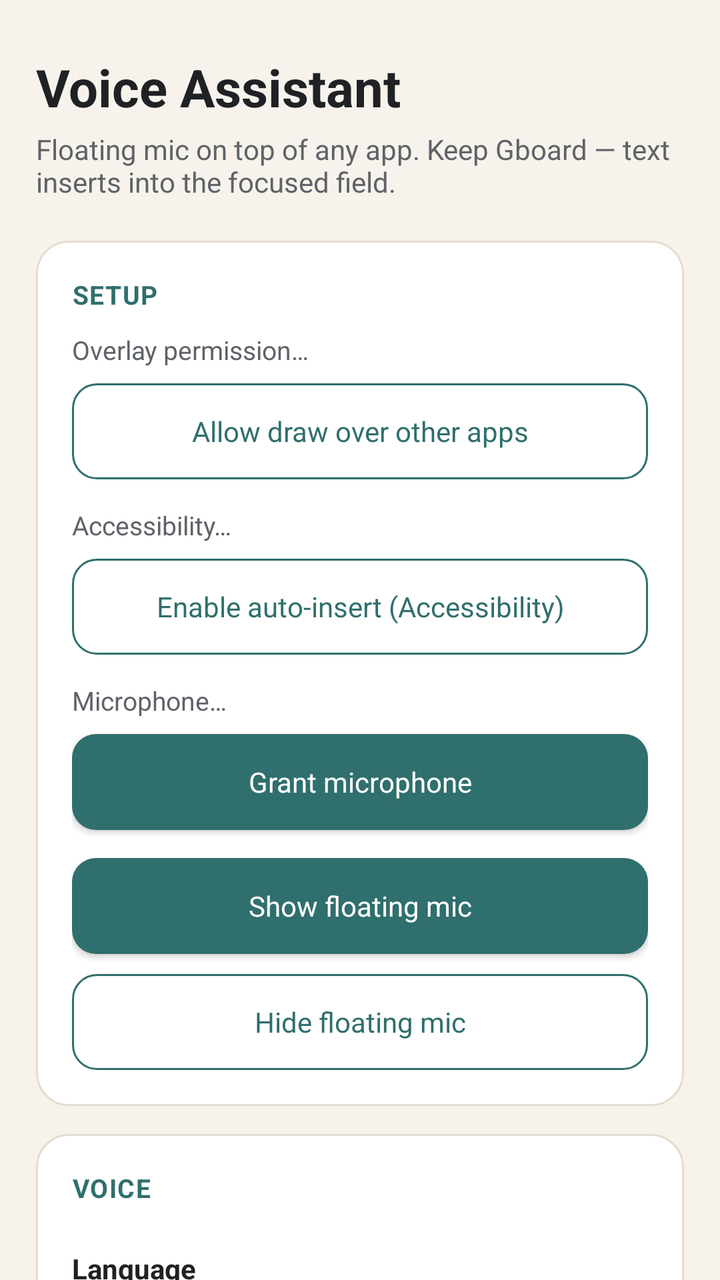
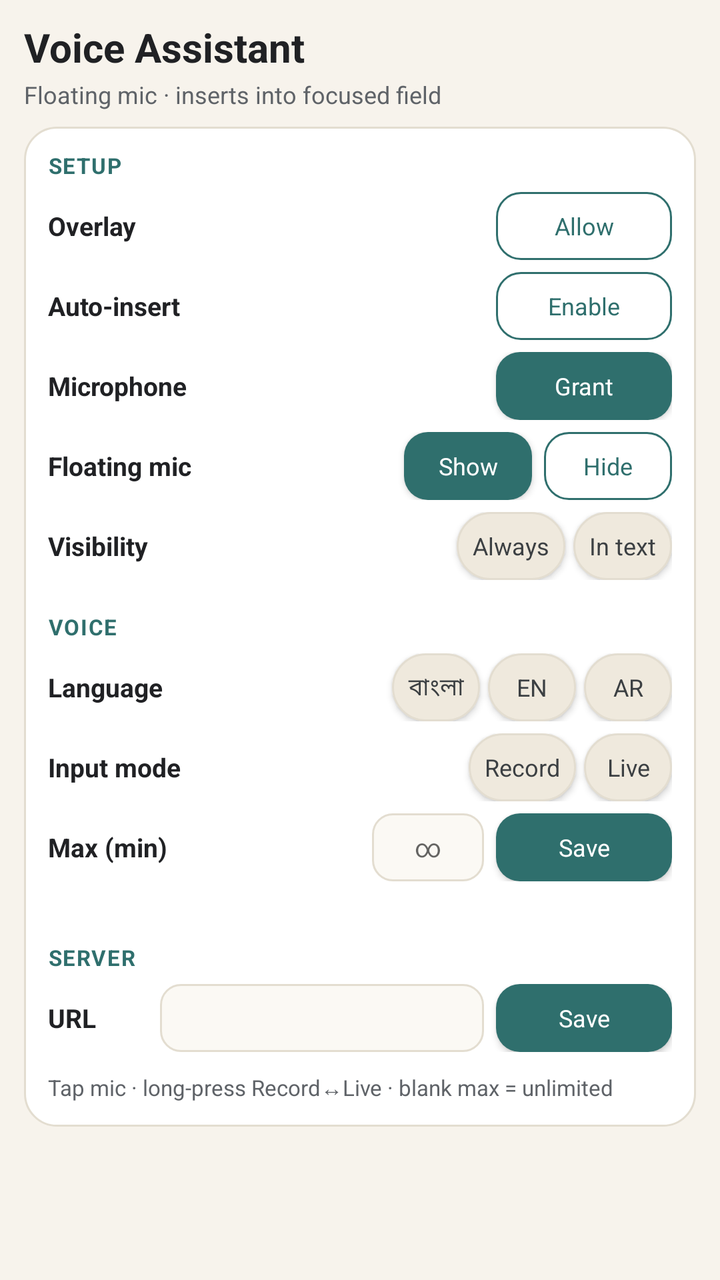

Before-and-after screenshots of an Android layout around one commit, followed by the original layout XML and the change that was made.
<!-- AndroidManifest.xml: application theme AppTheme -->
<!-- res/layout/activity_main.xml -->
<?xml version="1.0" encoding="utf-8"?>
<ScrollView xmlns:android="http://schemas.android.com/apk/res/android"
    android:layout_width="match_parent"
    android:layout_height="match_parent"
    android:fillViewport="true"
    android:scrollbars="none">

    <LinearLayout
        android:layout_width="match_parent"
        android:layout_height="wrap_content"
        android:orientation="vertical"
        android:padding="18dp">

        <TextView
            android:layout_width="wrap_content"
            android:layout_height="wrap_content"
            android:text="@string/app_name"
            android:textSize="26sp"
            android:textStyle="bold"
            android:textColor="@color/text_main"
            android:paddingTop="8dp" />

        <TextView
            android:layout_width="match_parent"
            android:layout_height="wrap_content"
            android:text="Floating mic on top of any app. Keep Gboard — text inserts into the focused field."
            android:textSize="14sp"
            android:textColor="@color/text_muted"
            android:paddingTop="4dp"
            android:paddingBottom="6dp" />

        <LinearLayout
            android:layout_width="match_parent"
            android:layout_height="wrap_content"
            android:orientation="vertical"
            android:background="@drawable/bg_card"
            android:padding="18dp"
            android:layout_marginTop="14dp">

            <TextView style="@style/SectionTitle" android:text="SETUP" />

            <TextView
                android:id="@+id/overlay_status"
                android:layout_width="match_parent"
                android:layout_height="wrap_content"
                android:text="Overlay permission…"
                android:textSize="13sp"
                android:textColor="@color/text_muted"
                android:paddingBottom="8dp" />

            <Button
                android:id="@+id/btn_overlay"
                android:layout_width="match_parent"
                android:layout_height="48dp"
                android:text="Allow draw over other apps"
                android:textAllCaps="false"
                android:textColor="@color/primary"
                android:textSize="14sp"
                android:background="@drawable/btn_secondary" />

            <TextView
                android:id="@+id/a11y_status"
                android:layout_width="match_parent"
                android:layout_height="wrap_content"
                android:text="Accessibility…"
                android:textSize="13sp"
                android:textColor="@color/text_muted"
                android:paddingTop="14dp"
                android:paddingBottom="8dp" />

            <Button
                android:id="@+id/btn_a11y"
                android:layout_width="match_parent"
                android:layout_height="48dp"
                android:text="Enable auto-insert (Accessibility)"
                android:textAllCaps="false"
                android:textColor="@color/primary"
                android:textSize="14sp"
                android:background="@drawable/btn_secondary" />

            <TextView
                android:id="@+id/mic_status"
                android:layout_width="match_parent"
                android:layout_height="wrap_content"
                android:text="Microphone…"
                android:textSize="13sp"
                android:textColor="@color/text_muted"
                android:paddingTop="14dp"
                android:paddingBottom="8dp" />

            <Button
                android:id="@+id/btn_mic"
                android:layout_width="match_parent"
                android:layout_height="48dp"
                android:text="Grant microphone"
                android:textAllCaps="false"
                android:textColor="@color/on_primary"
                android:textSize="14sp"
                android:background="@drawable/btn_primary" />

            <Button
                android:id="@+id/btn_start_bubble"
                android:layout_width="match_parent"
                android:layout_height="48dp"
                android:text="Show floating mic"
                android:textAllCaps="false"
                android:textColor="@color/on_primary"
                android:textSize="14sp"
                android:background="@drawable/btn_primary"
                android:layout_marginTop="14dp" />

            <Button
                android:id="@+id/btn_stop_bubble"
                android:layout_width="match_parent"
                android:layout_height="48dp"
                android:text="Hide floating mic"
                android:textAllCaps="false"
                android:textColor="@color/primary"
                android:textSize="14sp"
                android:background="@drawable/btn_secondary"
                android:layout_marginTop="10dp" />
        </LinearLayout>

        <LinearLayout
            android:layout_width="match_parent"
            android:layout_height="wrap_content"
            android:orientation="vertical"
            android:background="@drawable/bg_card"
            android:padding="18dp"
            android:layout_marginTop="14dp">

            <TextView style="@style/SectionTitle" android:text="VOICE" />

            <TextView style="@style/FieldLabel" android:text="Language" />

            <LinearLayout
                android:layout_width="match_parent"
                android:layout_height="wrap_content"
                android:orientation="horizontal"
                android:baselineAligned="false">

                <Button android:id="@+id/lang_bn" style="@style/ChipPlaceholder" android:text="বাংলা" />
                <Button android:id="@+id/lang_en" style="@style/ChipPlaceholder" android:text="English" />
                <Button android:id="@+id/lang_ar" style="@style/ChipPlaceholder" android:text="العربية" />
            </LinearLayout>

            <TextView style="@style/FieldLabel" android:text="Input mode" />

            <LinearLayout
                android:layout_width="match_parent"
                android:layout_height="wrap_content"
                android:orientation="horizontal"
                android:baselineAligned="false">

                <Button android:id="@+id/mode_record" style="@style/ChipPlaceholder" android:text="Record" />
                <Button android:id="@+id/mode_live" style="@style/ChipPlaceholder" android:text="Live" />
            </LinearLayout>

            <TextView
                android:id="@+id/mode_help"
                style="@style/HelperText"
                android:layout_width="match_parent"
                android:layout_height="wrap_content"
                android:paddingTop="8dp" />
        </LinearLayout>

        <LinearLayout
            android:layout_width="match_parent"
            android:layout_height="wrap_content"
            android:orientation="vertical"
            android:background="@drawable/bg_card"
            android:padding="18dp"
            android:layout_marginTop="14dp"
            android:layout_marginBottom="18dp">

            <TextView style="@style/SectionTitle" android:text="SERVER" />

            <TextView style="@style/FieldLabel" android:text="PWA base URL" />

            <EditText
                android:id="@+id/endpoint_input"
                android:layout_width="match_parent"
                android:layout_height="wrap_content"
                android:background="@drawable/bg_input"
                android:padding="12dp"
                android:singleLine="true"
                android:textSize="14sp"
                android:textColor="@color/text_main"
                android:inputType="textUri" />

            <Button
                android:id="@+id/btn_save_endpoint"
                android:layout_width="match_parent"
                android:layout_height="46dp"
                android:text="Save endpoint"
                android:textAllCaps="false"
                android:textColor="@color/on_primary"
                android:textSize="14sp"
                android:background="@drawable/btn_primary"
                android:layout_marginTop="10dp" />

            <TextView
                style="@style/HelperText"
                android:layout_width="match_parent"
                android:layout_height="wrap_content"
                android:paddingTop="10dp"
                android:text="Tap mic to start/stop. Long-press mic to switch Record ↔ Live. With Accessibility on, text inserts into the focused field (clipboard kept as backup)." />
        </LinearLayout>
    </LinearLayout>
</ScrollView>
<!-- resources referenced by this layout -->
<resources>
  <color name="on_primary">#ffffff</color>
  <color name="primary">#2f6f6d</color>
  <color name="text_main">#202124</color>
  <color name="text_muted">#5f6368</color>
  <!-- drawable bg_input (drawable) -->
  <?xml version="1.0" encoding="utf-8"?>
  <shape xmlns:android="http://schemas.android.com/apk/res/android" android:shape="rectangle">
      <solid android:color="#fbf9f4" />
      <corners android:radius="10dp" />
      <stroke android:width="1dp" android:color="@color/stroke" />
  </shape>
  <!-- drawable btn_primary (drawable) -->
  <?xml version="1.0" encoding="utf-8"?>
  <shape xmlns:android="http://schemas.android.com/apk/res/android" android:shape="rectangle">
      <solid android:color="@color/primary" />
      <corners android:radius="12dp" />
  </shape>
  <string name="app_name">Voice Assistant</string>
  <style name="ChipPlaceholder">
          <item name="android:layout_width">0dp</item>
          <item name="android:layout_height">46dp</item>
          <item name="android:layout_weight">1</item>
          <item name="android:layout_marginEnd">8dp</item>
          <item name="android:minWidth">0dp</item>
          <item name="android:minHeight">0dp</item>
          <item name="android:padding">0dp</item>
          <item name="android:textAllCaps">false</item>
          <item name="android:textSize">14sp</item>
          <item name="android:textColor">@color/chip_text</item>
          <item name="android:background">@drawable/chip_unselected</item>
      </style>
  <style name="FieldLabel">
          <item name="android:layout_width">match_parent</item>
          <item name="android:layout_height">wrap_content</item>
          <item name="android:textSize">14sp</item>
          <item name="android:textColor">@color/text_main</item>
          <item name="android:textStyle">bold</item>
          <item name="android:paddingTop">12dp</item>
          <item name="android:paddingBottom">8dp</item>
      </style>
  <style name="HelperText">
          <item name="android:layout_width">match_parent</item>
          <item name="android:layout_height">wrap_content</item>
          <item name="android:textSize">12sp</item>
          <item name="android:textColor">@color/text_muted</item>
          <item name="android:lineSpacingMultiplier">1.15</item>
      </style>
  <style name="SectionTitle">
          <item name="android:layout_width">match_parent</item>
          <item name="android:layout_height">wrap_content</item>
          <item name="android:textSize">13sp</item>
          <item name="android:textColor">@color/primary</item>
          <item name="android:textStyle">bold</item>
          <item name="android:letterSpacing">0.04</item>
          <item name="android:paddingBottom">10dp</item>
      </style>
  <color name="card_bg">#ffffff</color>
  <color name="stroke">#e3ddd0</color>
  <color name="chip_text">#3c4043</color>
  <color name="screen_bg">#f7f3ec</color>
  <color name="chip_bg">#efe9dd</color>
  <!-- unchanged entries left out for length: 4 -->
</resources>

<!-- the commit's change to res/layout/activity_main.xml (unified diff, before → after) -->
@@ -9,202 +9,211 @@
         android:layout_width="match_parent"
         android:layout_height="wrap_content"
         android:orientation="vertical"
-        android:padding="18dp">
+        android:paddingLeft="12dp"
+        android:paddingRight="12dp"
+        android:paddingTop="10dp"
+        android:paddingBottom="12dp">
 
         <TextView
             android:layout_width="wrap_content"
             android:layout_height="wrap_content"
             android:text="@string/app_name"
-            android:textSize="26sp"
+            android:textSize="20sp"
             android:textStyle="bold"
-            android:textColor="@color/text_main"
-            android:paddingTop="8dp" />
+            android:textColor="@color/text_main" />
 
         <TextView
             android:layout_width="match_parent"
             android:layout_height="wrap_content"
-            android:text="Floating mic on top of any app. Keep Gboard — text inserts into the focused field."
-            android:textSize="14sp"
+            android:text="Floating mic · inserts into focused field"
+            android:textSize="12sp"
             android:textColor="@color/text_muted"
-            android:paddingTop="4dp"
-            android:paddingBottom="6dp" />
+            android:paddingTop="2dp"
+            android:paddingBottom="8dp" />
 
         <LinearLayout
             android:layout_width="match_parent"
             android:layout_height="wrap_content"
             android:orientation="vertical"
             android:background="@drawable/bg_card"
-            android:padding="18dp"
-            android:layout_marginTop="14dp">
-
-            <TextView style="@style/SectionTitle" android:text="SETUP" />
-
-            <TextView
-                android:id="@+id/overlay_status"
+            android:padding="12dp">
+
+            <TextView style="@style/SectionTitleCompact" android:text="SETUP" />
+
+            <LinearLayout style="@style/CompactRow">
+                <TextView
+                    android:id="@+id/overlay_status"
+                    style="@style/SettingLabel"
+                    android:text="Overlay" />
+                <Button
+                    android:id="@+id/btn_overlay"
+                    style="@style/CompactBtnSecondary"
+                    android:text="Allow" />
+            </LinearLayout>
+
+            <LinearLayout style="@style/CompactRow">
+                <TextView
+                    android:id="@+id/a11y_status"
+                    style="@style/SettingLabel"
+                    android:text="Auto-insert" />
+                <Button
+                    android:id="@+id/btn_a11y"
+                    style="@style/CompactBtnSecondary"
+                    android:text="Enable" />
+            </LinearLayout>
+
+            <LinearLayout style="@style/CompactRow">
+                <TextView
+                    android:id="@+id/mic_status"
+                    style="@style/SettingLabel"
+                    android:text="Microphone" />
+                <Button
+                    android:id="@+id/btn_mic"
+                    style="@style/CompactBtnPrimary"
+                    android:text="Grant" />
+            </LinearLayout>
+
+            <LinearLayout style="@style/CompactRow">
+                <TextView
+                    style="@style/SettingLabel"
+                    android:text="Floating mic" />
+                <Button
+                    android:id="@+id/btn_start_bubble"
+                    style="@style/CompactBtnPrimary"
+                    android:layout_width="64dp"
+                    android:layout_marginEnd="6dp"
+                    android:text="Show" />
+                <Button
+                    android:id="@+id/btn_stop_bubble"
+                    style="@style/CompactBtnSecondary"
+                    android:layout_width="64dp"
+                    android:text="Hide" />
+            </LinearLayout>
+
+            <LinearLayout style="@style/CompactRow">
+                <TextView
+                    style="@style/SettingLabel"
+                    android:text="Visibility" />
+                <Button
+                    android:id="@+id/vis_always"
+                    style="@style/ChipInline"
+                    android:text="Always" />
+                <Button
+                    android:id="@+id/vis_text"
+                    style="@style/ChipInline"
+                    android:layout_marginEnd="0dp"
+                    android:text="In text" />
+            </LinearLayout>
+
+            <TextView
+                style="@style/SectionTitleCompact"
+                android:text="VOICE"
+                android:paddingTop="10dp" />
+
+            <LinearLayout style="@style/CompactRow">
+                <TextView
+                    style="@style/SettingLabel"
+                    android:text="Language" />
+                <Button
+                    android:id="@+id/lang_bn"
+                    style="@style/ChipInline"
+                    android:text="বাংলা" />
+                <Button
+                    android:id="@+id/lang_en"
+                    style="@style/ChipInline"
+                    android:text="EN" />
+                <Button
+                    android:id="@+id/lang_ar"
+                    style="@style/ChipInline"
+                    android:layout_marginEnd="0dp"
+                    android:text="AR" />
+            </LinearLayout>
+
+            <LinearLayout style="@style/CompactRow">
+                <TextView
+                    style="@style/SettingLabel"
+                    android:text="Input mode" />
+                <Button
+                    android:id="@+id/mode_record"
+                    style="@style/ChipInline"
+                    android:text="Record" />
+                <Button
+                    android:id="@+id/mode_live"
+                    style="@style/ChipInline"
+                    android:layout_marginEnd="0dp"
+                    android:text="Live" />
+            </LinearLayout>
+
+            <LinearLayout style="@style/CompactRow">
+                <TextView
+                    style="@style/SettingLabel"
+                    android:text="Max (min)" />
+                <EditText
+                    android:id="@+id/max_session_input"
+                    android:layout_width="56dp"
+                    android:layout_height="34dp"
+                    android:background="@drawable/bg_input"
+                    android:gravity="center"
+                    android:hint="∞"
+                    android:inputType="number"
+                    android:maxLength="4"
+                    android:paddingLeft="4dp"
+                    android:paddingRight="4dp"
+                    android:singleLine="true"
+                    android:textSize="13sp"
+                    android:textColor="@color/text_main"
+                    android:layout_marginEnd="6dp" />
+                <Button
+                    android:id="@+id/btn_save_max_session"
+                    style="@style/CompactBtnPrimary"
+                    android:text="Save" />
+            </LinearLayout>
+
+            <TextView
+                android:id="@+id/mode_help"
                 android:layout_width="match_parent"
                 android:layout_height="wrap_content"
-                android:text="Overlay permission…"
-                android:textSize="13sp"
-                android:textColor="@color/text_muted"
-                android:paddingBottom="8dp" />
-
-            <Button
-                android:id="@+id/btn_overlay"
-                android:layout_width="match_parent"
-                android:layout_height="48dp"
-                android:text="Allow draw over other apps"
-                android:textAllCaps="false"
-                android:textColor="@color/primary"
-                android:textSize="14sp"
-                android:background="@drawable/btn_secondary" />
-
-            <TextView
-                android:id="@+id/a11y_status"
+                android:paddingBottom="2dp"
+                android:textSize="11sp"
+                android:textColor="@color/text_muted" />
+
+            <TextView
+                style="@style/SectionTitleCompact"
+                android:text="SERVER"
+                android:paddingTop="8dp" />
+
+            <LinearLayout style="@style/CompactRow">
+                <TextView
+                    style="@style/SettingLabel"
+                    android:layout_width="56dp"
+                    android:layout_weight="0"
+                    android:text="URL" />
+                <EditText
+                    android:id="@+id/endpoint_input"
+                    android:layout_width="0dp"
+                    android:layout_height="34dp"
+                    android:layout_weight="1"
+                    android:background="@drawable/bg_input"
+                    android:paddingLeft="8dp"
+                    android:paddingRight="8dp"
+                    android:singleLine="true"
+                    android:textSize="12sp"
+                    android:textColor="@color/text_main"
+                    android:inputType="textUri"
+                    android:layout_marginEnd="6dp" />
+                <Button
+                    android:id="@+id/btn_save_endpoint"
+                    style="@style/CompactBtnPrimary"
+                    android:text="Save" />
+            </LinearLayout>
+
+            <TextView
                 android:layout_width="match_parent"
                 android:layout_height="wrap_content"
-                android:text="Accessibility…"
-                android:textSize="13sp"
+                android:paddingTop="4dp"
+                android:textSize="11sp"
                 android:textColor="@color/text_muted"
-                android:paddingTop="14dp"
-                android:paddingBottom="8dp" />
-
-            <Button
-                android:id="@+id/btn_a11y"
-                android:layout_width="match_parent"
-                android:layout_height="48dp"
-                android:text="Enable auto-insert (Accessibility)"
-                android:textAllCaps="false"
-                android:textColor="@color/primary"
-                android:textSize="14sp"
-                android:background="@drawable/btn_secondary" />
-
-            <TextView
-                android:id="@+id/mic_status"
-                android:layout_width="match_parent"
-                android:layout_height="wrap_content"
-                android:text="Microphone…"
-                android:textSize="13sp"
-                android:textColor="@color/text_muted"
-                android:paddingTop="14dp"
-                android:paddingBottom="8dp" />
-
-            <Button
-                android:id="@+id/btn_mic"
-                android:layout_width="match_parent"
-                android:layout_height="48dp"
-                android:text="Grant microphone"
-                android:textAllCaps="false"
-                android:textColor="@color/on_primary"
-                android:textSize="14sp"
-                android:background="@drawable/btn_primary" />
-
-            <Button
-                android:id="@+id/btn_start_bubble"
-                android:layout_width="match_parent"
-                android:layout_height="48dp"
-                android:text="Show floating mic"
-                android:textAllCaps="false"
-                android:textColor="@color/on_primary"
-                android:textSize="14sp"
-                android:background="@drawable/btn_primary"
-                android:layout_marginTop="14dp" />
-
-            <Button
-                android:id="@+id/btn_stop_bubble"
-                android:layout_width="match_parent"
-                android:layout_height="48dp"
-                android:text="Hide floating mic"
-                android:textAllCaps="false"
-                android:textColor="@color/primary"
-                android:textSize="14sp"
-                android:background="@drawable/btn_secondary"
-                android:layout_marginTop="10dp" />
-        </LinearLayout>
-
-        <LinearLayout
-            android:layout_width="match_parent"
-            android:layout_height="wrap_content"
-            android:orientation="vertical"
-            android:background="@drawable/bg_card"
-            android:padding="18dp"
-            android:layout_marginTop="14dp">
-
-            <TextView style="@style/SectionTitle" android:text="VOICE" />
-
-            <TextView style="@style/FieldLabel" android:text="Language" />
-
-            <LinearLayout
-                android:layout_width="match_parent"
-                android:layout_height="wrap_content"
-                android:orientation="horizontal"
-                android:baselineAligned="false">
-
-                <Button android:id="@+id/lang_bn" style="@style/ChipPlaceholder" android:text="বাংলা" />
-                <Button android:id="@+id/lang_en" style="@style/ChipPlaceholder" android:text="English" />
-                <Button android:id="@+id/lang_ar" style="@style/ChipPlaceholder" android:text="العربية" />
-            </LinearLayout>
-
-            <TextView style="@style/FieldLabel" android:text="Input mode" />
-
-            <LinearLayout
-                android:layout_width="match_parent"
-                android:layout_height="wrap_content"
-                android:orientation="horizontal"
-                android:baselineAligned="false">
-
-                <Button android:id="@+id/mode_record" style="@style/ChipPlaceholder" android:text="Record" />
-                <Button android:id="@+id/mode_live" style="@style/ChipPlaceholder" android:text="Live" />
-            </LinearLayout>
-
-            <TextView
-                android:id="@+id/mode_help"
-                style="@style/HelperText"
-                android:layout_width="match_parent"
-                android:layout_height="wrap_content"
-                android:paddingTop="8dp" />
-        </LinearLayout>
-
-        <LinearLayout
-            android:layout_width="match_parent"
-            android:layout_height="wrap_content"
-            android:orientation="vertical"
-            android:background="@drawable/bg_card"
-            android:padding="18dp"
-            android:layout_marginTop="14dp"
-            android:layout_marginBottom="18dp">
-
-            <TextView style="@style/SectionTitle" android:text="SERVER" />
-
-            <TextView style="@style/FieldLabel" android:text="PWA base URL" />
-
-            <EditText
-                android:id="@+id/endpoint_input"
-                android:layout_width="match_parent"
-                android:layout_height="wrap_content"
-                android:background="@drawable/bg_input"
-                android:padding="12dp"
-                android:singleLine="true"
-                android:textSize="14sp"
-                android:textColor="@color/text_main"
-                android:inputType="textUri" />
-
-            <Button
-                android:id="@+id/btn_save_endpoint"
-                android:layout_width="match_parent"
-                android:layout_height="46dp"
-                android:text="Save endpoint"
-                android:textAllCaps="false"
-                android:textColor="@color/on_primary"
-                android:textSize="14sp"
-                android:background="@drawable/btn_primary"
-                android:layout_marginTop="10dp" />
-
-            <TextView
-                style="@style/HelperText"
-                android:layout_width="match_parent"
-                android:layout_height="wrap_content"
-                android:paddingTop="10dp"
-                android:text="Tap mic to start/stop. Long-press mic to switch Record ↔ Live. With Accessibility on, text inserts into the focused field (clipboard kept as backup)." />
+                android:text="Tap mic · long-press Record↔Live · blank max = unlimited" />
         </LinearLayout>
     </LinearLayout>
 </ScrollView>
<!-- resource entries referenced after the edit -->
@@ -18,43 +18,63 @@
       <corners android:radius="12dp" />
   </shape>
   <string name="app_name">Voice Assistant</string>
-  <style name="ChipPlaceholder">
-          <item name="android:layout_width">0dp</item>
-          <item name="android:layout_height">46dp</item>
-          <item name="android:layout_weight">1</item>
-          <item name="android:layout_marginEnd">8dp</item>
-          <item name="android:minWidth">0dp</item>
+  <style name="ChipInline">
+          <item name="android:layout_width">wrap_content</item>
+          <item name="android:layout_height">34dp</item>
+          <item name="android:minWidth">44dp</item>
           <item name="android:minHeight">0dp</item>
-          <item name="android:padding">0dp</item>
+          <item name="android:paddingLeft">8dp</item>
+          <item name="android:paddingRight">8dp</item>
+          <item name="android:layout_marginEnd">4dp</item>
           <item name="android:textAllCaps">false</item>
-          <item name="android:textSize">14sp</item>
+          <item name="android:textSize">12sp</item>
           <item name="android:textColor">@color/chip_text</item>
           <item name="android:background">@drawable/chip_unselected</item>
       </style>
-  <style name="FieldLabel">
+  <style name="CompactBtnPrimary">
+          <item name="android:layout_width">88dp</item>
+          <item name="android:layout_height">34dp</item>
+          <item name="android:minWidth">0dp</item>
+          <item name="android:minHeight">0dp</item>
+          <item name="android:textAllCaps">false</item>
+          <item name="android:textSize">12sp</item>
+          <item name="android:textColor">@color/on_primary</item>
+          <item name="android:background">@drawable/btn_primary</item>
+      </style>
+  <style name="CompactBtnSecondary">
+          <item name="android:layout_width">88dp</item>
+          <item name="android:layout_height">34dp</item>
+          <item name="android:minWidth">0dp</item>
+          <item name="android:minHeight">0dp</item>
+          <item name="android:textAllCaps">false</item>
+          <item name="android:textSize">12sp</item>
+          <item name="android:textColor">@color/primary</item>
+          <item name="android:background">@drawable/btn_secondary</item>
+      </style>
+  <style name="CompactRow">
           <item name="android:layout_width">match_parent</item>
           <item name="android:layout_height">wrap_content</item>
-          <item name="android:textSize">14sp</item>
+          <item name="android:orientation">horizontal</item>
+          <item name="android:gravity">center_vertical</item>
+          <item name="android:layout_marginBottom">6dp</item>
+      </style>
+  <style name="SectionTitleCompact">
+          <item name="android:layout_width">match_parent</item>
+          <item name="android:layout_height">wrap_content</item>
+          <item name="android:textSize">11sp</item>
+          <item name="android:textColor">@color/primary</item>
+          <item name="android:textStyle">bold</item>
+          <item name="android:letterSpacing">0.05</item>
+          <item name="android:paddingBottom">6dp</item>
+      </style>
+  <style name="SettingLabel">
+          <item name="android:layout_width">0dp</item>
+          <item name="android:layout_height">wrap_content</item>
+          <item name="android:layout_weight">1</item>
+          <item name="android:textSize">13sp</item>
           <item name="android:textColor">@color/text_main</item>
           <item name="android:textStyle">bold</item>
-          <item name="android:paddingTop">12dp</item>
-          <item name="android:paddingBottom">8dp</item>
-      </style>
-  <style name="HelperText">
-          <item name="android:layout_width">match_parent</item>
-          <item name="android:layout_height">wrap_content</item>
-          <item name="android:textSize">12sp</item>
-          <item name="android:textColor">@color/text_muted</item>
-          <item name="android:lineSpacingMultiplier">1.15</item>
-      </style>
-  <style name="SectionTitle">
-          <item name="android:layout_width">match_parent</item>
-          <item name="android:layout_height">wrap_content</item>
-          <item name="android:textSize">13sp</item>
-          <item name="android:textColor">@color/primary</item>
-          <item name="android:textStyle">bold</item>
-          <item name="android:letterSpacing">0.04</item>
-          <item name="android:paddingBottom">10dp</item>
+          <item name="android:paddingEnd">8dp</item>
       </style>
   <color name="card_bg">#ffffff</color>
   <color name="stroke">#e3ddd0</color>
